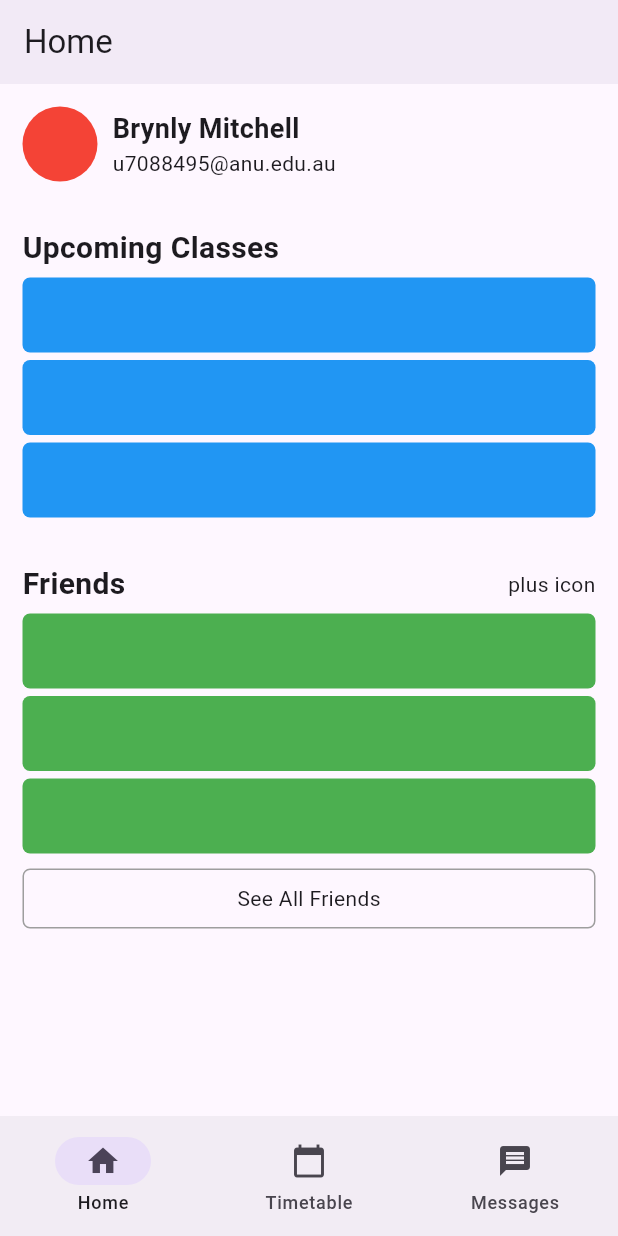
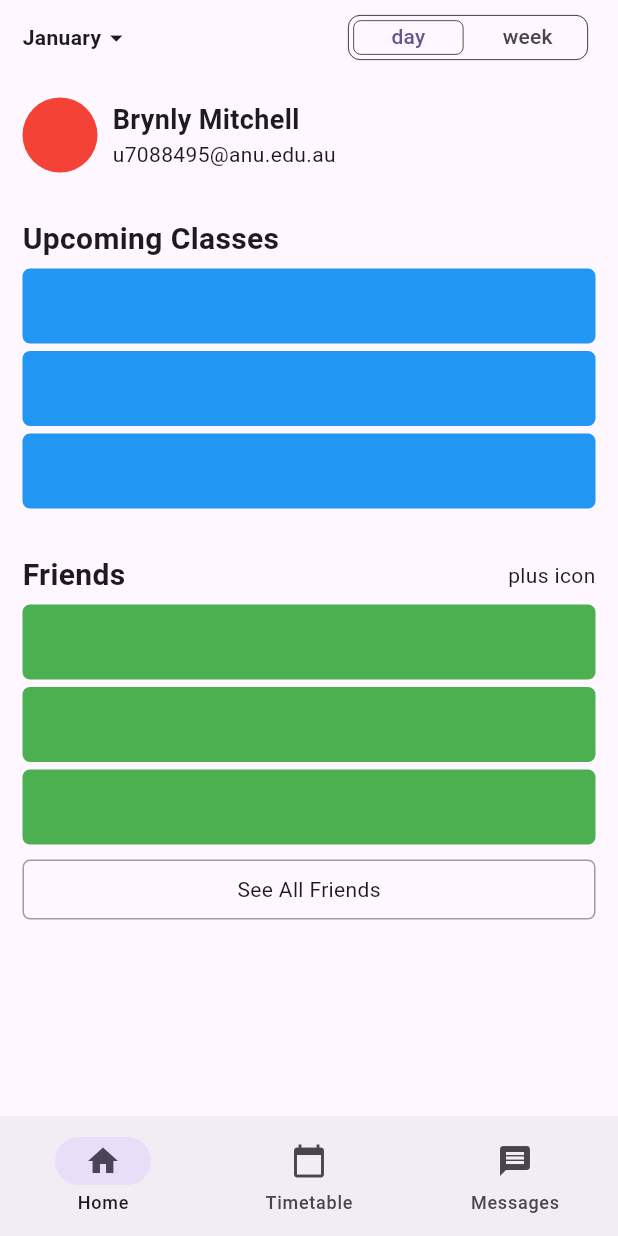
Before and after one commit to BrynMtchll/anu_timetable, a Flutter app: the screen it shows after launch, on a phone screen of 412 x 824 dp. Run offline on Flutter 3.47's test engine with Material 3 defaults, Android fonts, the phone set to English and light mode, and no system bars; our stand-ins replace calendar_date_picker2, calendar_view; missing offline and left inert: linked_scroll_controller.

Commit message:
date picker added, app bar restyle

```diff
--- a/lib/app.dart
+++ b/lib/app.dart
@@ -3,13 +3,10 @@ import 'package:flutter/material.dart';
 import 'package:anu_timetable/pages/home.dart';
 import 'package:anu_timetable/pages/timetable_page.dart';
 import 'package:anu_timetable/pages/messages_page.dart';
-// import 'package:calendar_view/calendar_view.dart';
-import 'package:anu_timetable/widgets/week_bar.dart';
 import 'package:provider/provider.dart';
 import 'package:anu_timetable/model/timetable_model.dart';
 import 'package:anu_timetable/model/controllers.dart';
-import 'package:anu_timetable/model/controllers.dart';
-
+import 'package:anu_timetable/widgets/app_bar.dart';
 class App extends StatefulWidget {
   const App({super.key});
 
@@ -45,7 +42,6 @@ class _AppState extends State<App> with SingleTickerProviderStateMixin{
       weekViewPageController.jumpToPage(weekBarPageController.page!.round());
     }
   }
-
 
   @override
   void initState() {
@@ -109,11 +105,9 @@ class _AppState extends State<App> with SingleTickerProviderStateMixin{
           useMaterial3: true,
         ),
         home: Scaffold(
-          appBar: AppBar(
-            title: Text("Home"),
-            elevation: 3.0,
-          ),
+          appBar: MyAppBar(),
           bottomNavigationBar: NavigationBar(
+            elevation: 0,
             selectedIndex: currentPageIndex,
             onDestinationSelected: (int index) {
               setState(() {
@@ -133,7 +127,6 @@ class _AppState extends State<App> with SingleTickerProviderStateMixin{
                 icon: Icon(Icons.message),
                 label: 'Messages'
               ),
-
           ]),
           body: <Widget>[
             const HomePage(),
--- a/lib/model/current_datetime_notifiers.dart
+++ b/lib/model/current_datetime_notifiers.dart
@@ -22,6 +22,12 @@ class CurrentDay extends ChangeNotifier {
   static DateTime _roundDay(DateTime day) {
     return DateTime(day.year, day.month, day.day);
   }
+
+  DateTime yearStart() =>
+    DateTime(value.year);
+
+  DateTime yearEnd() =>
+    DateTime(value.year, 12, 31);
 }
 
 /// Holds the current time, updated every minute.
--- a/lib/model/timetable_layout.dart
+++ b/lib/model/timetable_layout.dart
@@ -2,11 +2,11 @@ class TimetableLayout {
 
   static final double leftMargin = 50;
 
-  static final double height = 1500;
+  static final double height = 1700;
 
   static final double tabBarHeight = 45;
 
-  static final double weekBarHeight = 80;
+  static final double weekBarHeight = 70;
 
   /// An even segment for each of the 24 hours of the day,
   /// plus a half hour top and bottom for padding.
--- a/lib/model/timetable_model.dart
+++ b/lib/model/timetable_model.dart
@@ -211,6 +211,12 @@ class TimetableModel extends ChangeNotifier {
     }
   }
 
+  void jumpToDay(DateTime day) {
+    dayViewPageController.jumpToPage(dayViewPage(day));
+    if (weekViewPageController.hasClients) weekViewPageController.jumpToPage((weekViewPage(weekOfDay(day))));
+    weekBarPageController.jumpToPage((weekViewPage(weekOfDay(day))));
+  }
+
   /// Handler for the onPageChanged event of the [DayView]'s [PageView].
   void handleDayViewPageChanged() {
     if (tabController.index == 0) {
@@ -235,4 +241,35 @@ class TimetableModel extends ChangeNotifier {
     changeWeekViewPage();
     notifyListeners();
   }
+
+  static String weekdayCharacters(int weekday){
+    switch (weekday) {
+      case DateTime.monday: return 'M';
+      case DateTime.tuesday: return 'Tu';
+      case DateTime.wednesday: return 'W';
+      case DateTime.thursday: return 'Th';
+      case DateTime.friday: return 'F';
+      case DateTime.saturday: return 'Sa';
+      case DateTime.sunday: return 'Su';
+      default: return '';
+    }
+  }
+
+  static String monthString(int month) {
+    switch (month) {
+      case DateTime.january: return 'January';
+      case DateTime.february: return 'February';
+      case DateTime.march: return 'March';
+      case DateTime.april: return 'April';
+      case DateTime.may: return 'May';
+      case DateTime.june: return 'June';
+      case DateTime.july: return 'July';
+      case DateTime.august: return 'August';
+      case DateTime.september: return 'September';
+      case DateTime.october: return 'October';
+      case DateTime.november: return 'November';
+      case DateTime.december: return 'December';
+      default: return '';
+    }
+  }
 }
--- /dev/null
+++ b/lib/widgets/app_bar.dart
@@ -0,0 +1,103 @@
+import 'package:flutter/material.dart';
+import 'package:calendar_date_picker2/calendar_date_picker2.dart';
+import 'package:provider/provider.dart';
+import 'package:anu_timetable/model/current_datetime_notifiers.dart';
+import 'package:anu_timetable/model/timetable_model.dart';
+import 'package:anu_timetable/widgets/tab_bar.dart';
+
+class MyAppBar extends StatelessWidget implements PreferredSizeWidget{
+  const MyAppBar({super.key});
+
+  void _onPressed(context, currentDay, timetableModel) async {
+    print(currentDay.yearStart());
+
+    CalendarDatePicker2Config config = CalendarDatePicker2Config(
+      firstDate: currentDay.yearStart(),
+      lastDate: currentDay.yearEnd(),
+      hideLastMonthIcon: true,
+      hideNextMonthIcon: true,
+      hideYearPickerDividers: true,
+      hideMonthPickerDividers: true,
+      currentDate: currentDay.value,
+      modePickerBuilder: ({isMonthPicker, required monthDate, required viewMode}) {
+        if (isMonthPicker == null || !isMonthPicker) {
+          return SizedBox(height: 0);
+        }
+      },
+    );
+
+    ColorScheme colorScheme = Theme.of(context).colorScheme;
+
+    await showDialog(
+      context: context,
+      barrierColor: Colors.transparent,
+      // barrierColor: const Color.fromARGB(70, 41, 41, 41),
+      builder:(context) => Dialog(
+        alignment: Alignment.center,
+        backgroundColor: colorScheme.surface,
+        child: Container(
+            height: 325,
+            width: 325,
+            decoration: BoxDecoration(
+              border: Border.all(color: colorScheme.onSurface, width: 0.5),
+              borderRadius: BorderRadius.circular(25)
+            ),
+            child: CalendarDatePicker2(
+              onValueChanged: (value) {
+                if (!value.isEmpty) {
+                  timetableModel.jumpToDay(value[0]);
+                }
+                Navigator.pop(context);
+              },
+              config: config,
+              value: List.empty(),
+            )
+          )
+      )
+    );
+  }
+
+  @override
+  Widget build(BuildContext context) {
+    CurrentDay currentDay = Provider.of<CurrentDay>(context);
+
+    TimetableModel timetableModel = Provider.of<TimetableModel>(context);
+
+    ColorScheme colorScheme = Theme.of(context).colorScheme;
+
+    return AppBar(
+      leadingWidth: 120,
+      leading: Align(
+        alignment: Alignment.centerLeft,
+        child: GestureDetector(
+          onTap: () => _onPressed(context, currentDay, timetableModel),
+          child: Padding(
+            padding: EdgeInsets.symmetric(horizontal: 15, vertical: 7),
+            child: Row(
+              children: [
+                Text(
+                  style: TextStyle(
+                    fontWeight: FontWeight.w600,
+                    fontSize: 14,
+                  ),
+                  TimetableModel.monthString(timetableModel.weekOfActiveDay.month)
+                ),
+                Icon(
+                  Icons.arrow_drop_down,
+                  color: colorScheme.onSurface,
+                  size: 20
+                )
+              ],
+            )
+          )
+        )
+      ),
+      actions: [
+        MyTabBar()
+      ],
+    );
+  }
+
+  @override
+  Size get preferredSize => Size.fromHeight(50);
+}
--- a/lib/widgets/hour_lines.dart
+++ b/lib/widgets/hour_lines.dart
@@ -2,6 +2,7 @@ import 'package:flutter/material.dart';
 import 'package:anu_timetable/model/timetable_layout.dart';
 import 'package:provider/provider.dart';
 import 'package:anu_timetable/model/current_datetime_notifiers.dart';
+import 'package:anu_timetable/widgets/paints.dart';
 
 class HourLines extends StatelessWidget {
   final Size size;
@@ -70,7 +71,7 @@ class _HourLinePainter extends CustomPainter {
           size.width,
           vertOffset
         ),
-        Paint()
+        PaintFactory.linePaint(context),
       );
     }
   }
--- a/lib/widgets/live_time_indicator.dart
+++ b/lib/widgets/live_time_indicator.dart
@@ -39,6 +39,7 @@ class _LiveTimePainter extends CustomPainter {
     required this.context,
   }) {
     colorScheme = Theme.of(context).colorScheme;
+
   }
 
   @override
--- /dev/null
+++ b/lib/widgets/tab_bar.dart
@@ -0,0 +1,45 @@
+import 'package:flutter/material.dart';
+import 'package:anu_timetable/model/timetable_layout.dart';
+import 'package:provider/provider.dart';
+
+class MyTabBar extends StatelessWidget {
+  const MyTabBar({super.key});
+
+  @override
+  Widget build(BuildContext context) {
+    ColorScheme colorScheme = Theme.of(context).colorScheme;
+
+    return Consumer<TabController>(
+      builder: (context, tabController, child) =>
+        SizedBox(
+          height: TimetableLayout.tabBarHeight,
+          width: 200,
+          child: Container(
+            decoration: BoxDecoration(
+              // color: Theme.of(context).colorScheme.surfaceContainerHigh,
+              borderRadius: BorderRadius.circular(8),
+              border: Border.all(width: 0.5),
+            ),
+            margin: EdgeInsets.symmetric(horizontal: 20, vertical: 7.5),
+            child: TabBar(
+              splashFactory: NoSplash.splashFactory,
+              dividerHeight: 0,
+              // labelColor: Theme.of(context).colorScheme.onInverseSurface,
+              indicatorSize: TabBarIndicatorSize.tab,
+              indicatorPadding: EdgeInsets.symmetric(horizontal: 3, vertical: 3),
+              indicator: BoxDecoration(
+                color: colorScheme.surface,
+                borderRadius: BorderRadius.circular(5),
+                border: Border.all(color: colorScheme.onSurface, width: 0.5)
+              ),
+              controller: tabController,
+              tabs: [
+                Tab(text: "day"),
+                Tab(text: "week"),
+              ],
+            ),
+          )
+        )
+    );
+  }
+}
--- a/pubspec.yaml
+++ b/pubspec.yaml
@@ -38,6 +38,7 @@ dependencies:
   cupertino_icons: ^1.0.8
   provider: ^6.1.2
   linked_scroll_controller: ^0.2.0
+  calendar_date_picker2: ^1.1.8
 
 dev_dependencies:
   flutter_test:
```
Also changed, not shown: lib/pages/timetable_page.dart (+4 -32 lines), lib/widgets/day_lines.dart (+13 -18 lines), lib/widgets/paints.dart (added, +9 -0 lines), lib/widgets/week_bar.dart (+17 -23 lines), lib/widgets/week_view.dart (+0 -8 lines), lib/widgets/bottom_navigation_bar.dart (added), pubspec.lock.
